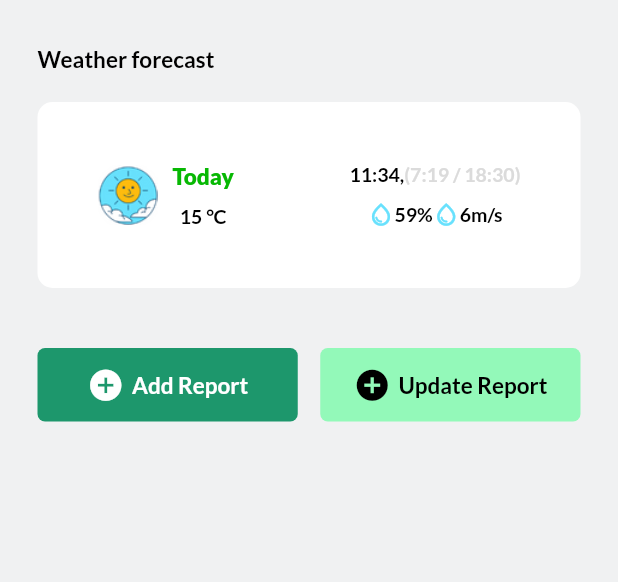
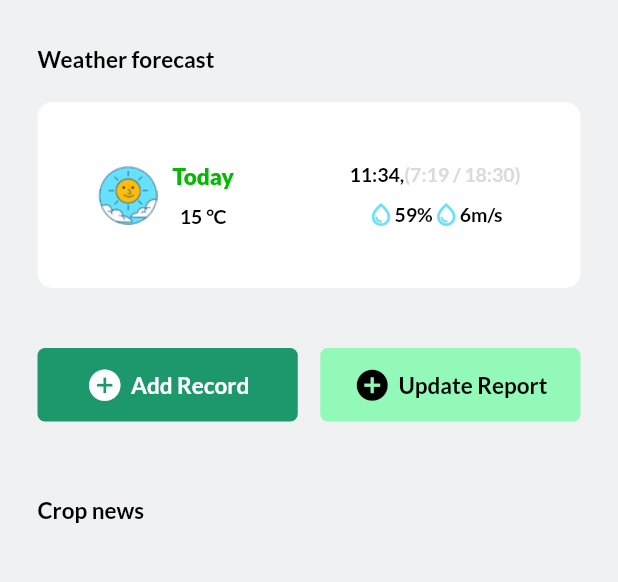
Before and after one commit to ProsperChihimba/agroapp, a Flutter app: the screen it shows after launch, on a phone screen of 412 x 824 dp, the part 96-678 px from its top. Run offline on Flutter 3.47's test engine with Material 2 defaults, Android fonts, the phone set to English and light mode, and no system bars; our stand-ins replace gap, google_fonts; Roboto replaces fonts that are missing (Calistoga).

Commit message:
Update: factorilize header text

```diff
--- /dev/null
+++ b/lib/Pages/MainPage/HeaderText.dart
@@ -0,0 +1,23 @@
+import 'package:flutter/material.dart';
+import 'package:google_fonts/google_fonts.dart';
+
+class HeaderText extends StatelessWidget {
+  final String title;
+
+  const HeaderText({super.key, required this.title});
+
+  @override
+  Widget build(BuildContext context) {
+    return Align(
+      alignment: Alignment.topLeft,
+      child: Padding(
+        padding: const EdgeInsets.fromLTRB(25.0, 20.0, 5.0, 0),
+        child: Text(
+          title,
+          style: GoogleFonts.lato(
+              fontWeight: FontWeight.w700, fontSize: 15, color: Colors.black),
+        ),
+      ),
+    );
+  }
+}
--- a/lib/Pages/MainPage/ReportButtons.dart
+++ b/lib/Pages/MainPage/ReportButtons.dart
@@ -29,7 +29,7 @@ class ReportButtons extends StatelessWidget {
                       ),
                     ),
                     Text(
-                      'Add Report',
+                      'Add Record',
                       style: GoogleFonts.lato(
                           fontWeight: FontWeight.w700,
                           fontSize: 15,
--- a/lib/main.dart
+++ b/lib/main.dart
@@ -1,6 +1,8 @@
 import 'package:flutter/material.dart';
 import 'package:google_fonts/google_fonts.dart';
+import 'package:gap/gap.dart';
 
+import 'Pages/MainPage/HeaderText.dart';
 import 'Pages/MainPage/ReportButtons.dart';
 import 'Pages/MainPage/WeatherWidget.dart';
 
@@ -53,32 +55,23 @@ class _MyHomePageState extends State<MyHomePage> {
                   ],
                 ),
               ),
-              const SizedBox(
-                height: 10,
-              ),
-              Align(
-                alignment: Alignment.topLeft,
-                child: Padding(
-                  padding: const EdgeInsets.fromLTRB(25.0, 20.0, 5.0, 0),
-                  child: Text(
-                    'Weather forecast',
-                    style: GoogleFonts.lato(
-                        fontWeight: FontWeight.w700,
-                        fontSize: 15,
-                        color: Colors.black),
-                  ),
-                ),
-              ),
+              const Gap(10),
+              const HeaderText(title: "Weather forecast"),
               // Weather forecast widget
               const WeatherWidget(),
-              const SizedBox(
-                height: 40,
+              const Gap(
+                40,
               ),
               // Add reports widgets
               const Padding(
                 padding: EdgeInsets.symmetric(horizontal: 25.0),
                 child: ReportButtons(),
-              )
+              ),
+              // Crop news filter section
+              const Gap(
+                30,
+              ),
+              const HeaderText(title: "Crop news")
             ],
           )),
         ));
--- a/pubspec.yaml
+++ b/pubspec.yaml
@@ -36,6 +36,7 @@ dependencies:
   # Use with the CupertinoIcons class for iOS style icons.
   cupertino_icons: ^1.0.2
   google_fonts: ^3.0.1
+  gap: ^2.0.0
 
 dev_dependencies:
   flutter_test:
```
Also changed, not shown: pubspec.lock.
